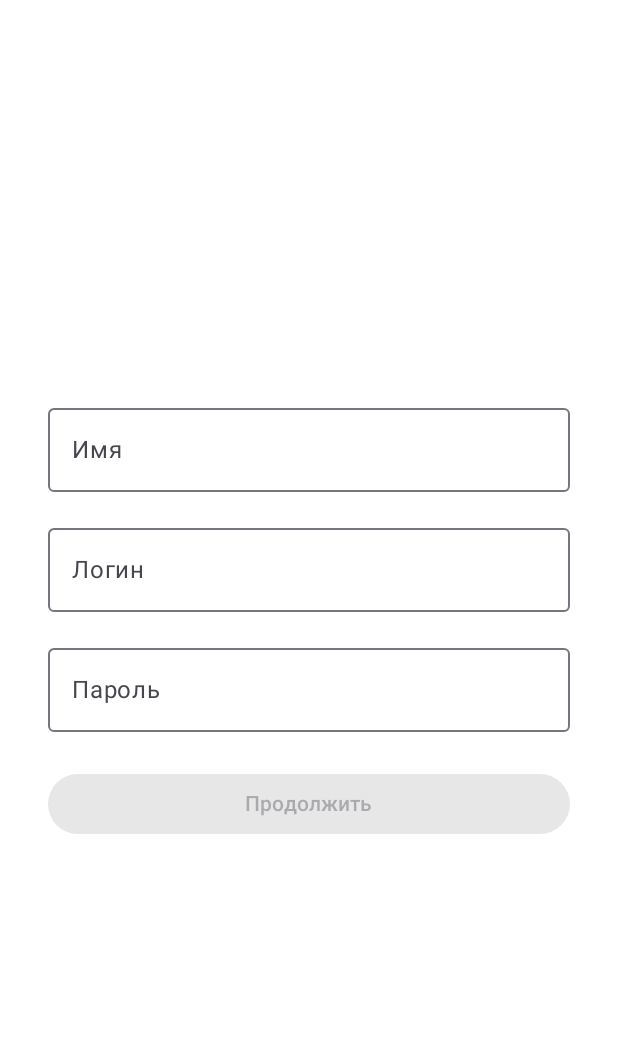
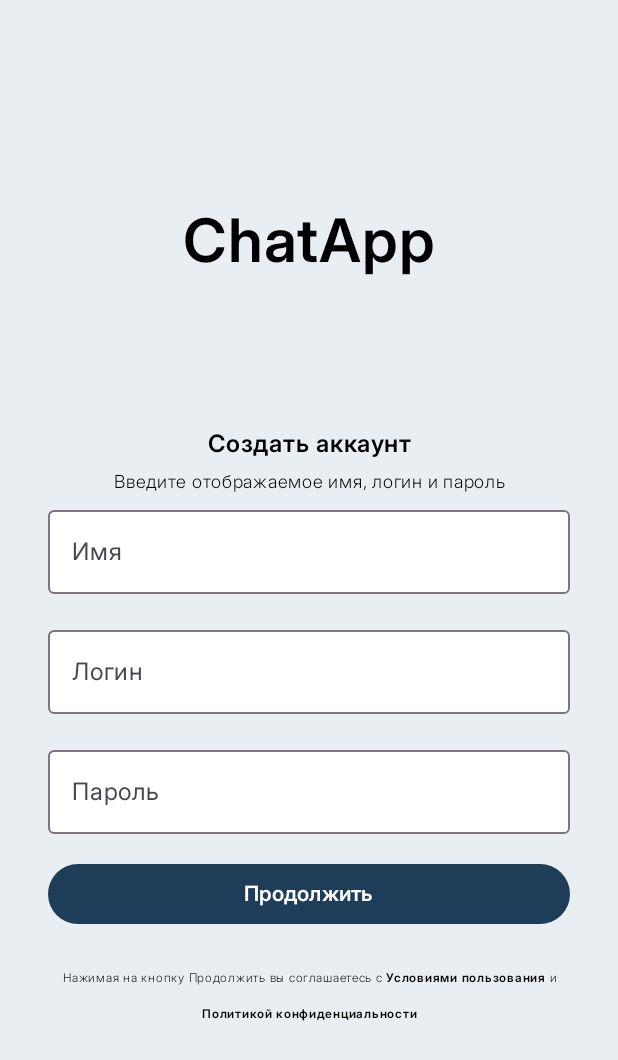
Before and after one commit to Aloe173/ChatApp, an Android app built with Jetpack Compose: the @Preview function PreviewRegistrationScreen, on a phone screen of 412 x 824 dp. Shown: the top 1060 px of the screen. Run offline under Robolectric (Android 15) with nearby library versions, the phone set to English and light mode, and no system bars.

Commit message:
Modified registration activity
Доработана активность, добавлены шрифты

```diff
--- a/app/src/main/java/com/example/chatapp/presentation/ui/RegistrationActivity.kt
+++ b/app/src/main/java/com/example/chatapp/presentation/ui/RegistrationActivity.kt
@@ -1,17 +1,34 @@
 package com.example.chatapp.presentation.ui
 
 import android.widget.Toast
+import androidx.compose.foundation.background
 import androidx.compose.foundation.layout.*
-import androidx.compose.foundation.text.KeyboardOptions
 import androidx.compose.material3.*
 import androidx.compose.runtime.*
 import androidx.compose.ui.Alignment
 import androidx.compose.ui.Modifier
-import androidx.compose.ui.text.input.KeyboardType
+import androidx.compose.ui.graphics.Color
 import androidx.compose.ui.text.input.PasswordVisualTransformation
 import androidx.compose.ui.unit.dp
 import androidx.compose.ui.platform.LocalContext
+import androidx.compose.ui.text.SpanStyle
+import androidx.compose.ui.text.buildAnnotatedString
+import androidx.compose.ui.text.font.Font
+import androidx.compose.ui.text.font.FontFamily
+import androidx.compose.ui.text.font.FontWeight
+import androidx.compose.ui.text.style.TextAlign
+import androidx.compose.ui.text.withStyle
 import androidx.compose.ui.tooling.preview.Preview
+import androidx.compose.ui.unit.sp
+import com.example.chatapp.R
+
+val fontFamily = FontFamily(
+    Font(R.font.inter_regular, FontWeight.Normal),
+    Font(R.font.inter_light, FontWeight.Light),
+    Font(R.font.inter_bold, FontWeight.Bold),
+    Font(R.font.inter_semibold, FontWeight.SemiBold),
+    Font(R.font.inter_thin, FontWeight.Thin)
+)
 
 @Composable
 fun RegistrationScreen(
@@ -25,21 +42,54 @@ fun RegistrationScreen(
 
     Column(
         modifier = Modifier
+            .background(Color(0xFFE8EEF1))
             .fillMaxSize()
             .padding(horizontal = 32.dp),
         verticalArrangement = Arrangement.Center,
         horizontalAlignment = Alignment.CenterHorizontally
     ) {
 
+        Text(
+            "ChatApp",
+            fontSize = 40.sp,
+            fontFamily = fontFamily,
+            fontWeight = FontWeight.SemiBold
+        )
+
+        Spacer(modifier = Modifier.height(100.dp))
+
+        Text(
+            fontFamily = fontFamily,
+            fontSize = 12.sp,
+            textAlign = TextAlign.Center,
+            fontWeight = FontWeight.Light,
+            text = buildAnnotatedString {
+                withStyle(
+                    style = SpanStyle(
+                        fontWeight = FontWeight.SemiBold,
+                        fontSize = 16.sp
+                    )
+                ) {
+                    append("Создать аккаунт\n")
+                }
+                append("Введите отображаемое имя, логин и пароль")
+            }
+        )
+
         OutlinedTextField(
             value = name,
             onValueChange = { name = it },
-            label = { Text("Имя") },
+            label = { Text(
+                "Имя",
+                fontFamily = fontFamily,
+                fontWeight = FontWeight.Normal
+            ) },
+            colors = OutlinedTextFieldDefaults.colors(
+                focusedContainerColor = Color.White,
+                unfocusedContainerColor = Color.White
+            ),
             modifier = Modifier.fillMaxWidth(),
-            singleLine = true,
-            keyboardOptions = KeyboardOptions.Default.copy(
-                keyboardType = KeyboardType.Text
-            )
+            singleLine = true
         )
 
         Spacer(modifier = Modifier.height(16.dp))
@@ -47,12 +97,16 @@ fun RegistrationScreen(
         OutlinedTextField(
             value = login,
             onValueChange = { login = it },
-            label = { Text("Логин") },
+            label = { Text("Логин",
+                fontFamily = fontFamily,
+                fontWeight = FontWeight.Normal
+                ) },
+            colors = OutlinedTextFieldDefaults.colors(
+                focusedContainerColor = Color.White,
+                unfocusedContainerColor = Color.White
+            ),
             modifier = Modifier.fillMaxWidth(),
-            singleLine = true,
-            keyboardOptions = KeyboardOptions.Default.copy(
-                keyboardType = KeyboardType.Email
-            )
+            singleLine = true
         )
 
         Spacer(modifier = Modifier.height(16.dp))
@@ -60,16 +114,20 @@ fun RegistrationScreen(
         OutlinedTextField(
             value = password,
             onValueChange = { password = it },
-            label = { Text("Пароль") },
+            label = { Text("Пароль",
+                fontFamily = fontFamily,
+                fontWeight = FontWeight.Normal
+                ) },
+            colors = OutlinedTextFieldDefaults.colors(
+                focusedContainerColor = Color.White,
+                unfocusedContainerColor = Color.White
+            ),
             modifier = Modifier.fillMaxWidth(),
             singleLine = true,
-            visualTransformation = PasswordVisualTransformation(),
-            keyboardOptions = KeyboardOptions.Default.copy(
-                keyboardType = KeyboardType.Password
-            )
+            visualTransformation = PasswordVisualTransformation()
         )
 
-        Spacer(modifier = Modifier.height(24.dp))
+        Spacer(modifier = Modifier.height(16.dp))
 
         Button(
             onClick = {
@@ -80,10 +138,46 @@ fun RegistrationScreen(
                 }
             },
             modifier = Modifier.fillMaxWidth(),
-            enabled = name.isNotBlank() && login.isNotBlank() && password.isNotBlank()
+            enabled = name.isNotBlank() && login.isNotBlank() && password.isNotBlank(),
+            colors = ButtonDefaults.buttonColors(
+                containerColor = Color(0xFFBDBDBD),
+                contentColor = Color.White,
+                disabledContainerColor = Color(0xFF1E3D58)
+            )
         ) {
-            Text("Продолжить")
+            Text("Продолжить",
+                fontFamily = fontFamily,
+                fontWeight = FontWeight.SemiBold,
+                color = Color.White
+            )
         }
+
+        Spacer(modifier = Modifier.height(20.dp))
+
+        Text(
+            fontFamily = fontFamily,
+            fontSize = 8.sp,
+            textAlign = TextAlign.Center,
+            fontWeight = FontWeight.SemiBold,
+            text = buildAnnotatedString {
+                withStyle(
+                    style = SpanStyle(
+                        fontWeight = FontWeight.Light
+                    )
+                ) {
+                    append("Нажимая на кнопку Продолжить вы соглашаетесь с ")
+                }
+                append("Условиями пользования")
+                withStyle(
+                    style = SpanStyle(
+                        fontWeight = FontWeight.Light
+                    )
+                ) {
+                    append(" и ")
+                }
+                append("Политикой конфиденциальности")
+            }
+        )
     }
 }
 
```
Also changed, not shown: app/src/main/res/font/inter_bold.ttf (added), app/src/main/res/font/inter_light.ttf (added), app/src/main/res/font/inter_regular.ttf (added), app/src/main/res/font/inter_semibold.ttf (added), app/src/main/res/font/inter_thin.ttf (added).
